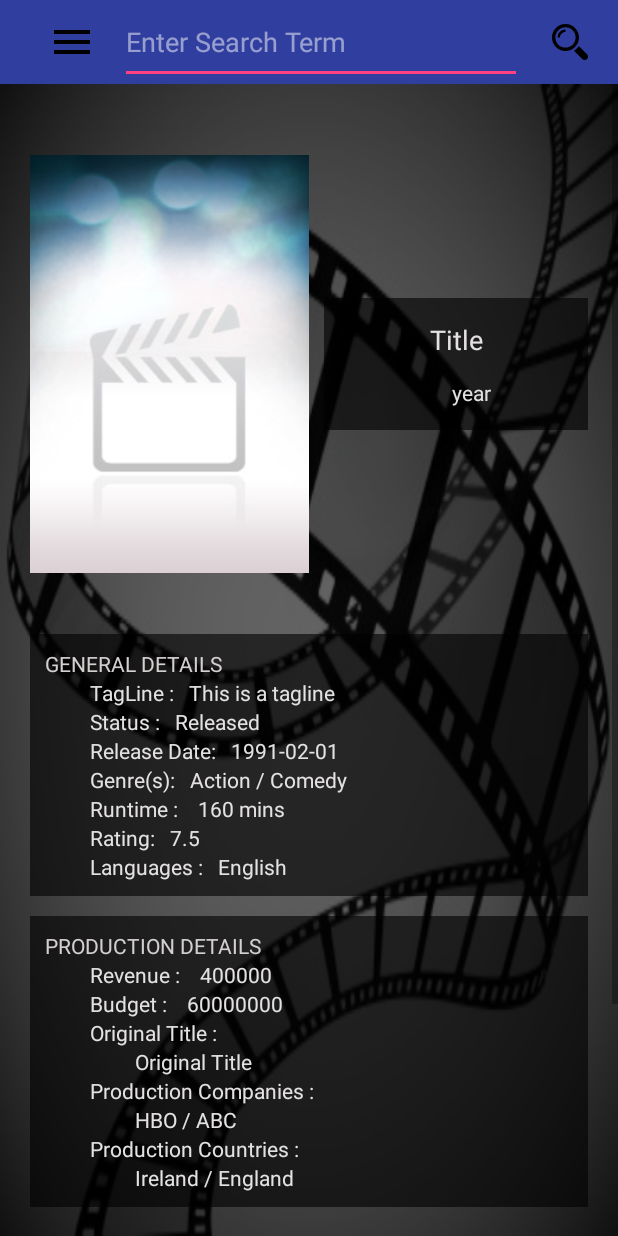
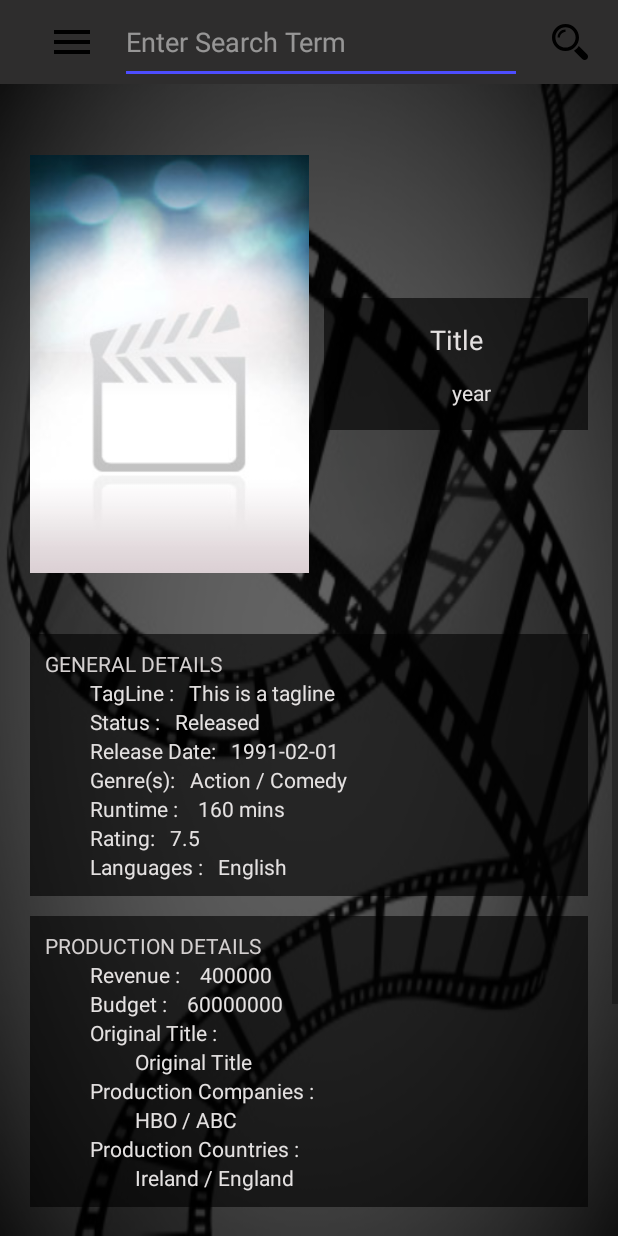
Before and after one commit to ruhickey/MovieDB, an Android app: the ViewMovie screen opened directly, with no data from a screen before it, on a phone screen of 412 x 824 dp. Run offline under Robolectric (Android 15) with nearby library versions, the phone set to English and light mode, and no system bars; our stand-ins replace Picasso; network calls fail; pictures from the network do not load.

Commit message:
Changed colour scheme. Commented out finish from onstop in main activity to fix bug

```diff
--- a/app/src/main/java/ie/thecoolkids/moviedb/BaseActivity.java
+++ b/app/src/main/java/ie/thecoolkids/moviedb/BaseActivity.java
@@ -2,6 +2,8 @@
 
 import android.content.Intent;
 import android.database.Cursor;
+import android.graphics.Color;
+import android.graphics.PorterDuff;
 import android.os.Bundle;
 import android.os.Handler;
 import android.os.Message;
--- a/app/src/main/java/ie/thecoolkids/moviedb/MainActivity.java
+++ b/app/src/main/java/ie/thecoolkids/moviedb/MainActivity.java
@@ -61,7 +61,7 @@
     protected void onStop() {
         super.onStop();
         if(Kill && !searchTerm.isEmpty()){
-            finish();
+            //finish();
         }
     }
 
--- a/app/src/main/res/layout/activity_view_movie.xml
+++ b/app/src/main/res/layout/activity_view_movie.xml
@@ -8,20 +8,6 @@
     android:fitsSystemWindows="true"
     tools:context="ie.thecoolkids.moviedb.ViewMovie">
 
-    <!--<android.support.design.widget.AppBarLayout
-        android:layout_width="match_parent"
-        android:layout_height="wrap_content"
-        android:theme="@style/AppTheme.AppBarOverlay">
-
-        <android.support.v7.widget.Toolbar
-            android:id="@+id/toolbar"
-            android:layout_width="match_parent"
-            android:layout_height="?attr/actionBarSize"
-            android:background="?attr/colorPrimary"
-            app:popupTheme="@style/AppTheme.PopupOverlay" />
-
-    </android.support.design.widget.AppBarLayout>-->
-
     <include layout="@layout/content_view_movie" />
 
 </android.support.design.widget.CoordinatorLayout>
--- a/app/src/main/res/layout/content_main.xml
+++ b/app/src/main/res/layout/content_main.xml
@@ -12,7 +12,7 @@
     <RelativeLayout
         android:layout_width="match_parent"
         android:layout_height="match_parent"
-        android:background="#9C000000">
+        android:background="#43000000">
 
         <ListView
             android:id="@+id/lvMovies"
--- a/app/src/main/res/layout/content_view_person.xml
+++ b/app/src/main/res/layout/content_view_person.xml
@@ -21,7 +21,7 @@
             android:orientation="vertical"
             android:layout_width="match_parent"
             android:layout_height="wrap_content"
-            android:background="#9C000000"
+            android:background="#43000000"
             android:id="@+id/wholePage"
             android:fillViewport="true"
             android:padding="20dp">
--- a/app/src/main/res/layout/content_view_roles.xml
+++ b/app/src/main/res/layout/content_view_roles.xml
@@ -16,7 +16,7 @@
         android:orientation="vertical"
         android:layout_width="fill_parent"
         android:layout_height="fill_parent"
-        android:background="#9C000000"
+        android:background="#43000000"
         android:fillViewport="true"
         android:measureWithLargestChild="true"
         android:layout_weight="1">
--- a/app/src/main/res/layout/toolbar.xml
+++ b/app/src/main/res/layout/toolbar.xml
@@ -7,7 +7,7 @@
     android:layout_width="match_parent"
     android:minHeight="?attr/actionBarSize"
     app:theme="@style/ThemeOverlay.AppCompat.Dark.ActionBar"
-    android:background="?attr/colorPrimaryDark">
+    android:background="#2e2d2d">
 
     <RelativeLayout
         android:layout_width="match_parent"
--- a/app/src/main/res/values/colors.xml
+++ b/app/src/main/res/values/colors.xml
@@ -1,6 +1,11 @@
 <?xml version="1.0" encoding="utf-8"?>
 <resources>
-    <color name="colorPrimary">#3F51B5</color>
-    <color name="colorPrimaryDark">#303F9F</color>
-    <color name="colorAccent">#FF4081</color>
+    <!--<color name="colorPrimary">#3F51B5</color>-->
+    <!--<color name="colorPrimaryDark">#303F9F</color>-->
+    <!--<color name="colorAccent">#FF4081</color>-->
+
+    <color name="colorPrimary">#2e2d2d</color>
+    <color name="colorPrimaryDark">#1a1919</color>
+    <color name="colorAccent">#4d4dff</color>
+
 </resources>
```
Also changed, not shown: app/src/main/res/drawable/side_nav_bar.xml (+8 -3 lines).
